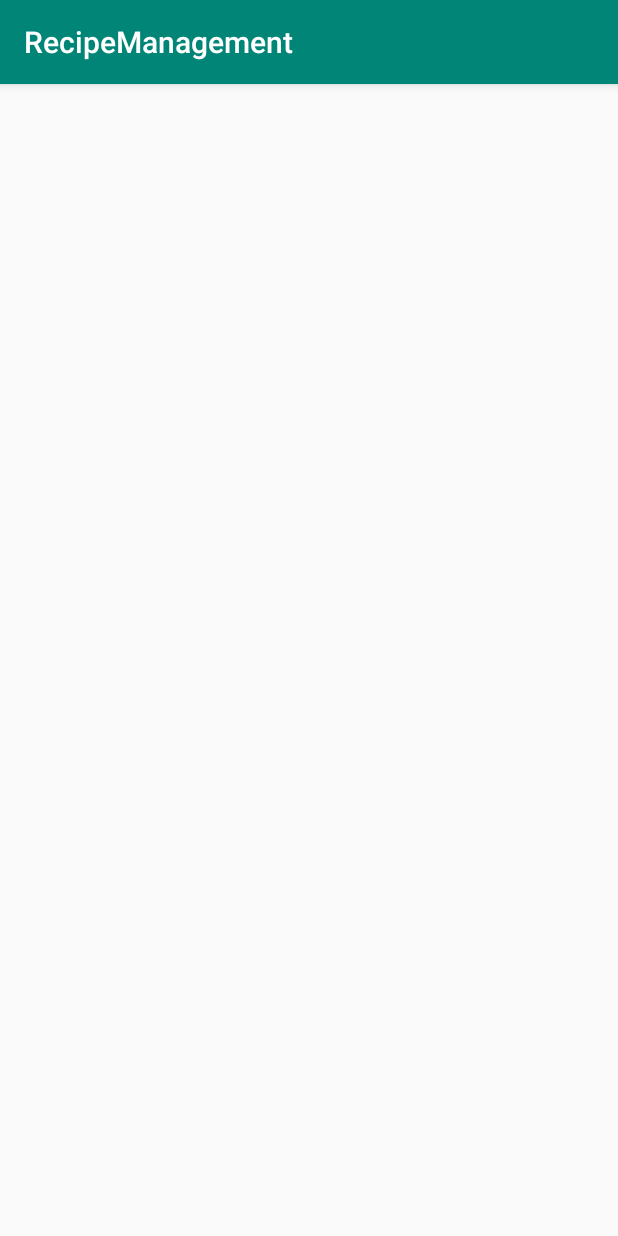
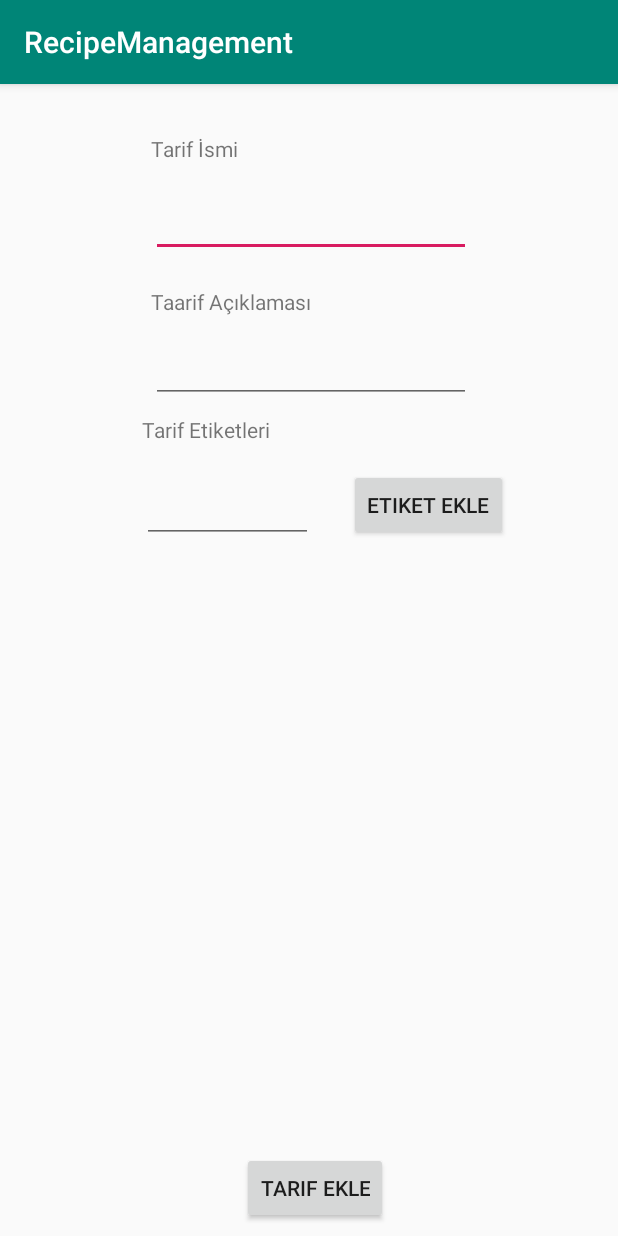
Before and after one commit to burakbaran/Recipe-Management-Service-android, an Android app: the screen it shows after launch (addActivity before the commit, AddActivity after it), in the options menu, after a tap on "Add Recipe", on a phone screen of 412 x 824 dp. Run offline under Robolectric (Android 15) with nearby library versions, the phone set to English and light mode, and no system bars; 2 statements that could not run were skipped.

Commit message:
Add Recipe is done with base features. It can get response to post add recipe.

```diff
--- a/app/src/main/AndroidManifest.xml
+++ b/app/src/main/AndroidManifest.xml
@@ -1,6 +1,8 @@
 <?xml version="1.0" encoding="utf-8"?>
 <manifest xmlns:android="http://schemas.android.com/apk/res/android"
     package="com.recipemanagement.recipemanagement">
+
+    <uses-permission android:name="android.permission.INTERNET"/>
 
     <application
         android:allowBackup="true"
@@ -11,7 +13,7 @@
         android:theme="@style/AppTheme">
         <activity android:name=".deleteActivity"></activity>
         <activity android:name=".searchActivity" />
-        <activity android:name=".addActivity" />
+        <activity android:name=".AddActivity" />
         <activity android:name=".MainActivity">
             <intent-filter>
                 <action android:name="android.intent.action.MAIN" />
--- /dev/null
+++ b/app/src/main/java/com/recipemanagement/recipemanagement/AddActivity.java
@@ -0,0 +1,103 @@
+package com.recipemanagement.recipemanagement;
+
+import android.content.Intent;
+import android.os.StrictMode;
+import android.support.v7.app.AppCompatActivity;
+import android.os.Bundle;
+import android.view.View;
+import android.widget.Button;
+import android.widget.EditText;
+import android.widget.ImageView;
+import android.widget.LinearLayout;
+import android.widget.TextView;
+
+import org.json.JSONArray;
+import org.json.JSONException;
+import org.json.JSONObject;
+import org.w3c.dom.Text;
+
+import java.io.IOException;
+import java.io.OutputStream;
+import java.net.HttpURLConnection;
+import java.net.URL;
+
+public class AddActivity extends AppCompatActivity {
+
+    private JSONArray tag = new JSONArray();
+    private Button updateOrCreateEvent, addTagToRecipe;
+    private LinearLayout tagPlaces;
+
+    private EditText name, description, tags;
+    private final String baseUrl = "https://recipe-management-service.herokuapp.com/addRecipe";
+    @Override
+    protected void onCreate(Bundle savedInstanceState) {
+        super.onCreate(savedInstanceState);
+        setContentView(R.layout.activity_main2);
+
+        StrictMode.ThreadPolicy policy = new StrictMode.ThreadPolicy.Builder().permitAll().build();
+        StrictMode.setThreadPolicy(policy);
+
+
+        updateOrCreateEvent = findViewById(R.id.addRecipe);
+        name = findViewById(R.id.recipeName);
+        description = findViewById(R.id.recipeDescription);
+        tags = findViewById(R.id.recipeTags);
+
+        addTagToRecipe = findViewById(R.id.addTag);
+        tagPlaces = findViewById(R.id.linear);
+
+        addTagToRecipe.setOnClickListener(new View.OnClickListener() {
+            @Override
+            public void onClick(View v) {
+                tag.put(tags.getText().toString());
+                createTags(tags.getText().toString());
+                tags.getText().clear();
+            }
+        });
+
+        updateOrCreateEvent.setOnClickListener(new View.OnClickListener() {
+            @Override
+            public void onClick(View v) {
+                try {
+                    URL url = new URL(baseUrl);
+                    HttpURLConnection httpCon = (HttpURLConnection) url.openConnection();
+                    httpCon.setDoOutput(true);
+                    httpCon.setRequestProperty("Content-Type", "application/x-www-form-urlencoded" );
+                    httpCon.setRequestMethod("POST");
+                    httpCon.setRequestProperty("Content-Type","application/json");
+                    JSONObject eventObject = new JSONObject();
+                    eventObject.put("name",name.getText().toString());
+                    eventObject.put("details", description.getText().toString());
+
+
+                    eventObject.put("tags", tag);
+                    eventObject.put("photos",new JSONArray());
+                    String json = eventObject.toString();
+
+                    byte[] outputInBytes = json.getBytes("UTF-8");
+                    OutputStream os = httpCon.getOutputStream();
+                    os.write( outputInBytes );
+                    os.close();
+
+                    int responseCode = httpCon.getResponseCode();
+                    System.out.println("response code: " + responseCode);
+                } catch (IOException e) {
+                    e.printStackTrace();
+                } catch (JSONException e) {
+                    e.printStackTrace();
+                }
+                Intent activity = new Intent(AddActivity.this, MainActivity.class);
+                activity.addFlags(Intent.FLAG_ACTIVITY_CLEAR_TOP);
+                AddActivity.this.startActivity(activity);
+            }
+        });
+    }
+    public void createTags(String text){
+        EditText temp = new EditText(this);
+        temp.setEnabled(false);
+        temp.setLayoutParams(new LinearLayout.LayoutParams(LinearLayout.LayoutParams.WRAP_CONTENT, LinearLayout.LayoutParams.WRAP_CONTENT));
+        temp.setText(text);
+        tagPlaces.addView(temp);
+    }
+
+}
--- a/app/src/main/java/com/recipemanagement/recipemanagement/MainActivity.java
+++ b/app/src/main/java/com/recipemanagement/recipemanagement/MainActivity.java
@@ -28,7 +28,7 @@ public class MainActivity extends AppCompatActivity {
     public boolean onOptionsItemSelected(MenuItem item) {
 
         if(item.getItemId() == R.id.add_recipe){
-            Intent intent = new Intent(getApplicationContext(), addActivity.class);
+            Intent intent = new Intent(getApplicationContext(), AddActivity.class);
             startActivity(intent);
         }
 
--- a/app/src/main/java/com/recipemanagement/recipemanagement/addActivity.java
+++ /dev/null
@@ -1,13 +0,0 @@
-package com.recipemanagement.recipemanagement;
-
-import android.support.v7.app.AppCompatActivity;
-import android.os.Bundle;
-
-public class addActivity extends AppCompatActivity {
-
-    @Override
-    protected void onCreate(Bundle savedInstanceState) {
-        super.onCreate(savedInstanceState);
-        setContentView(R.layout.activity_main2);
-    }
-}
--- a/app/src/main/res/layout/activity_main2.xml
+++ b/app/src/main/res/layout/activity_main2.xml
@@ -1,9 +1,139 @@
 <?xml version="1.0" encoding="utf-8"?>
+
 <android.support.constraint.ConstraintLayout xmlns:android="http://schemas.android.com/apk/res/android"
     xmlns:app="http://schemas.android.com/apk/res-auto"
     xmlns:tools="http://schemas.android.com/tools"
     android:layout_width="match_parent"
     android:layout_height="match_parent"
-    tools:context=".addActivity">
+    tools:context=".AddActivity">
 
+    <EditText
+        android:id="@+id/recipeName"
+        android:layout_width="wrap_content"
+        android:layout_height="49dp"
+        android:layout_marginStart="8dp"
+        android:layout_marginTop="66dp"
+        android:layout_marginEnd="8dp"
+        android:ems="10"
+        android:inputType="textPersonName"
+        app:layout_constraintEnd_toEndOf="parent"
+        app:layout_constraintHorizontal_bias="0.509"
+        app:layout_constraintStart_toStartOf="parent"
+        app:layout_constraintTop_toTopOf="parent" />
+
+    <EditText
+        android:id="@+id/recipeDescription"
+        android:layout_width="wrap_content"
+        android:layout_height="wrap_content"
+        android:layout_marginStart="8dp"
+        android:layout_marginTop="52dp"
+        android:layout_marginEnd="8dp"
+        android:ems="10"
+        android:inputType="textPersonName"
+        app:layout_constraintEnd_toEndOf="parent"
+        app:layout_constraintHorizontal_bias="0.509"
+        app:layout_constraintStart_toStartOf="parent"
+        app:layout_constraintTop_toBottomOf="@+id/recipeName" />
+
+    <EditText
+        android:id="@+id/recipeTags"
+        android:layout_width="114dp"
+        android:layout_height="wrap_content"
+        android:layout_marginStart="8dp"
+        android:layout_marginTop="48dp"
+        android:layout_marginEnd="8dp"
+        android:layout_marginBottom="8dp"
+        android:ems="10"
+        android:inputType="textPersonName"
+        app:layout_constraintBottom_toTopOf="@+id/linear"
+        app:layout_constraintEnd_toEndOf="parent"
+        app:layout_constraintHorizontal_bias="0.307"
+        app:layout_constraintStart_toStartOf="parent"
+        app:layout_constraintTop_toBottomOf="@+id/recipeDescription"
+        app:layout_constraintVertical_bias="0.0" />
+
+    <Button
+        android:id="@+id/addRecipe"
+        android:layout_width="wrap_content"
+        android:layout_height="wrap_content"
+        android:layout_marginStart="16dp"
+        android:layout_marginEnd="8dp"
+        android:layout_marginBottom="8dp"
+        android:text="Tarif Ekle"
+        app:layout_constraintBottom_toBottomOf="parent"
+        app:layout_constraintEnd_toEndOf="parent"
+        app:layout_constraintStart_toStartOf="parent" />
+
+    <TextView
+        android:id="@+id/textView"
+        android:layout_width="wrap_content"
+        android:layout_height="wrap_content"
+        android:layout_marginTop="8dp"
+        android:layout_marginEnd="8dp"
+        android:layout_marginBottom="8dp"
+        android:text="Tarif İsmi"
+        app:layout_constraintBottom_toTopOf="@+id/recipeName"
+        app:layout_constraintEnd_toEndOf="@+id/recipeName"
+        app:layout_constraintHorizontal_bias="0.0"
+        app:layout_constraintStart_toStartOf="@+id/recipeName"
+        app:layout_constraintTop_toTopOf="parent"
+        app:layout_constraintVertical_bias="0.827" />
+
+    <TextView
+        android:id="@+id/textView2"
+        android:layout_width="wrap_content"
+        android:layout_height="wrap_content"
+        android:layout_marginTop="20dp"
+        android:layout_marginEnd="8dp"
+        android:layout_marginBottom="8dp"
+        android:text="Taarif Açıklaması"
+        app:layout_constraintBottom_toTopOf="@+id/recipeDescription"
+        app:layout_constraintEnd_toEndOf="@+id/recipeDescription"
+        app:layout_constraintHorizontal_bias="0.0"
+        app:layout_constraintStart_toStartOf="@+id/recipeDescription"
+        app:layout_constraintTop_toBottomOf="@+id/recipeName"
+        app:layout_constraintVertical_bias="0.0" />
+
+    <TextView
+        android:id="@+id/textView3"
+        android:layout_width="wrap_content"
+        android:layout_height="wrap_content"
+        android:layout_marginTop="8dp"
+        android:layout_marginEnd="8dp"
+        android:layout_marginBottom="8dp"
+        android:text="Tarif Etiketleri"
+        app:layout_constraintBottom_toTopOf="@+id/recipeTags"
+        app:layout_constraintEnd_toEndOf="@+id/recipeTags"
+        app:layout_constraintHorizontal_bias="0.0"
+        app:layout_constraintStart_toStartOf="@+id/recipeTags"
+        app:layout_constraintTop_toBottomOf="@+id/recipeDescription"
+        app:layout_constraintVertical_bias="0.0" />
+
+    <Button
+        android:id="@+id/addTag"
+        android:layout_width="wrap_content"
+        android:layout_height="wrap_content"
+        android:layout_marginStart="8dp"
+        android:layout_marginTop="44dp"
+        android:layout_marginEnd="8dp"
+        android:text="Etiket Ekle"
+        app:layout_constraintEnd_toEndOf="parent"
+        app:layout_constraintHorizontal_bias="0.193"
+        app:layout_constraintStart_toEndOf="@+id/recipeTags"
+        app:layout_constraintTop_toBottomOf="@+id/recipeDescription" />
+
+    <LinearLayout
+        android:id="@+id/linear"
+        android:layout_width="240dp"
+        android:layout_height="38dp"
+        android:layout_marginStart="8dp"
+        android:layout_marginTop="8dp"
+        android:layout_marginEnd="8dp"
+        android:layout_marginBottom="100dp"
+        android:orientation="horizontal"
+        app:layout_constraintBottom_toTopOf="@+id/addRecipe"
+        app:layout_constraintEnd_toEndOf="parent"
+        app:layout_constraintHorizontal_bias="0.609"
+        app:layout_constraintStart_toStartOf="parent"
+        app:layout_constraintTop_toBottomOf="@+id/addTag" />
 </android.support.constraint.ConstraintLayout>
```
